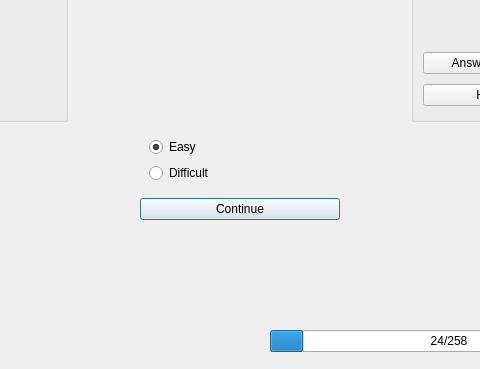
KDE/parley, file src/practice/practice_mainwindow.ui: the form before one commit; both pictures show x 232 to 712 and y 235 to 604 of the 871 by 604 pixel window.
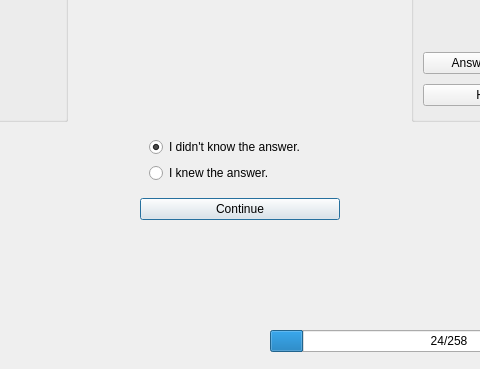
The form after the commit. The open tabs and pages were chosen to show the change. Icons and pictures are not drawn.

Commit message: introduce ResultState enum and show temporary text labels in the statusImageLabel

Diff of the .ui file:
```diff
--- a/src/practice/practice_mainwindow.ui
+++ b/src/practice/practice_mainwindow.ui
@@ -215,7 +215,7 @@
          <item>
           <widget class="QRadioButton" name="easyButton">
            <property name="text">
-            <string>Easy</string>
+            <string>I didn't know the answer.</string>
            </property>
            <property name="checked">
             <bool>true</bool>
@@ -225,7 +225,7 @@
          <item>
           <widget class="QRadioButton" name="difficultButton">
            <property name="text">
-            <string>Difficult</string>
+            <string>I knew the answer.</string>
            </property>
           </widget>
          </item>
```
Left out of the diff: 13 changed lines with no effect on the pictures. The commit also changes 4 other files.
